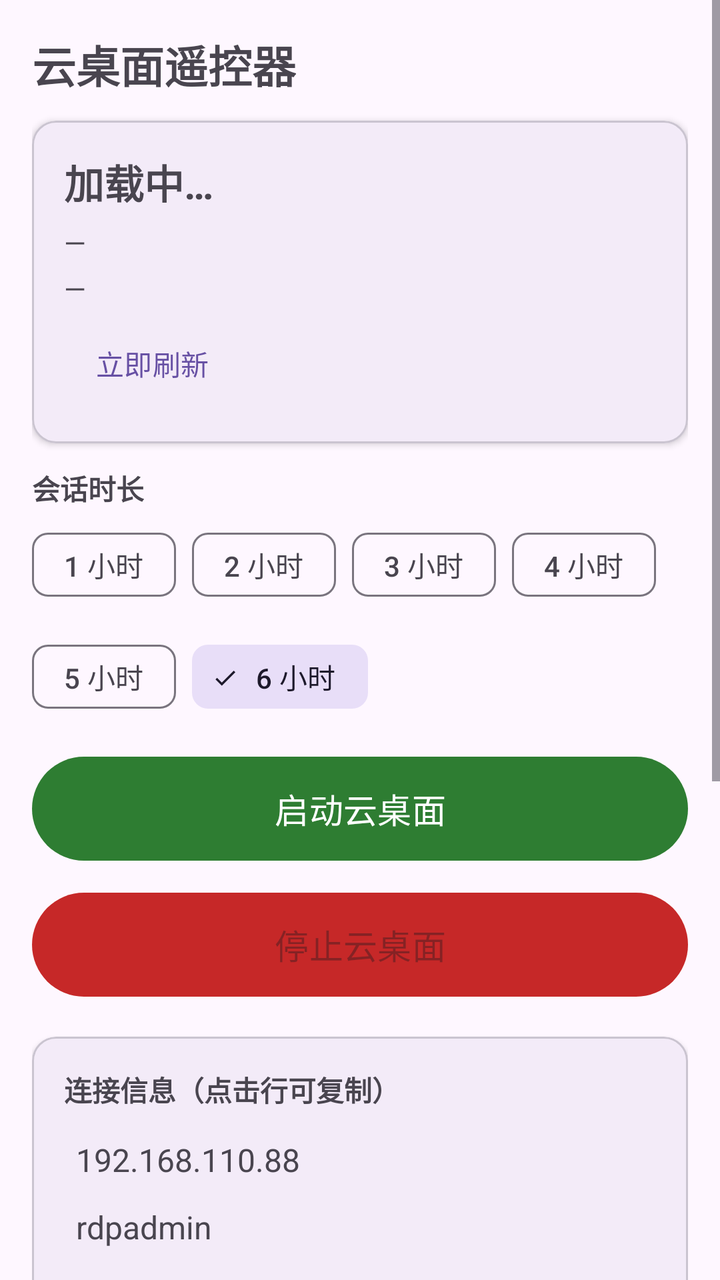
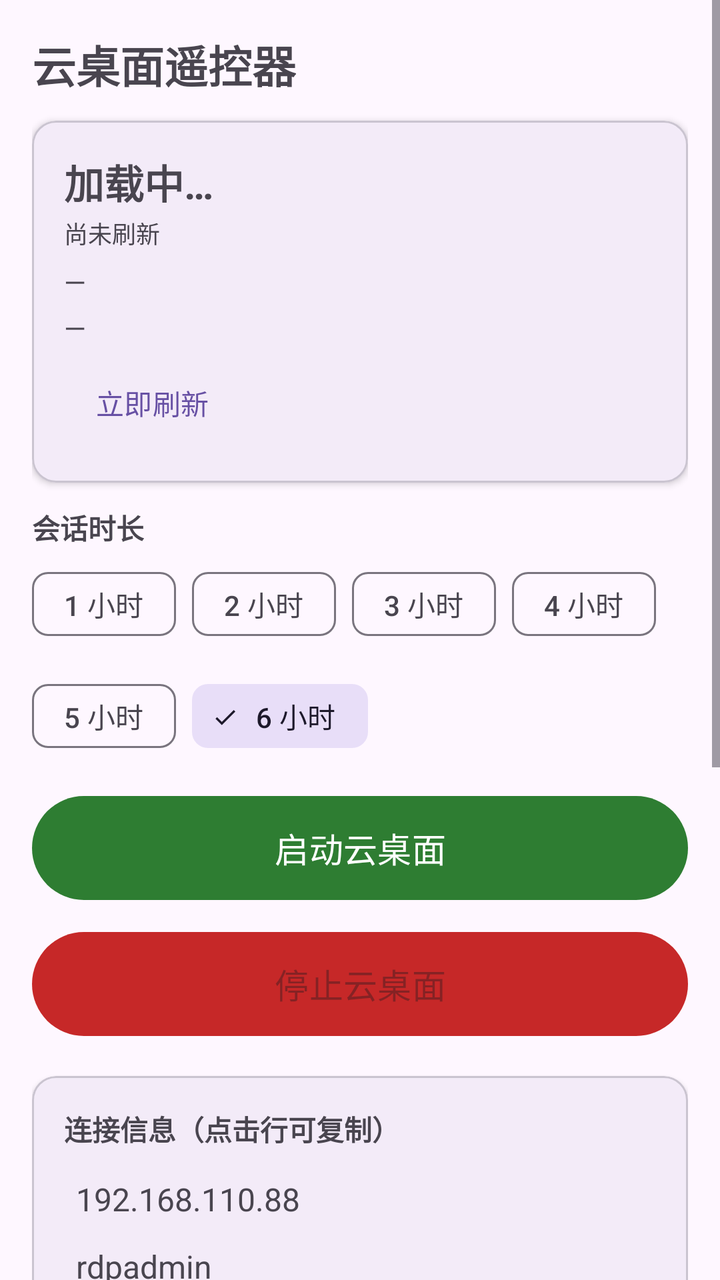

Two renders of the same Android screen: before a commit and after it. Below are the layout's source before the change and the commit's diff.
<!-- AndroidManifest.xml: application theme Theme.Controller -->
<!-- res/layout/activity_main.xml -->
<?xml version="1.0" encoding="utf-8"?>
<ScrollView xmlns:android="http://schemas.android.com/apk/res/android"
    xmlns:app="http://schemas.android.com/apk/res-auto"
    android:layout_width="match_parent"
    android:layout_height="match_parent"
    android:fillViewport="true">

    <LinearLayout
        android:layout_width="match_parent"
        android:layout_height="wrap_content"
        android:orientation="vertical"
        android:padding="16dp">

        <TextView
            android:layout_width="wrap_content"
            android:layout_height="wrap_content"
            android:text="@string/app_name"
            android:textSize="22sp"
            android:textStyle="bold"
            android:layout_marginBottom="12dp" />

        
        <com.google.android.material.card.MaterialCardView
            android:layout_width="match_parent"
            android:layout_height="wrap_content"
            app:cardCornerRadius="12dp"
            app:cardElevation="2dp"
            android:layout_marginBottom="12dp">

            <LinearLayout
                android:layout_width="match_parent"
                android:layout_height="wrap_content"
                android:orientation="vertical"
                android:padding="16dp">

                <TextView
                    android:id="@+id/tvStatus"
                    android:layout_width="wrap_content"
                    android:layout_height="wrap_content"
                    android:textSize="20sp"
                    android:textStyle="bold"
                    android:text="加载中…" />

                <TextView
                    android:id="@+id/tvElapsed"
                    android:layout_width="wrap_content"
                    android:layout_height="wrap_content"
                    android:layout_marginTop="6dp"
                    android:textSize="14sp"
                    android:text="—" />

                <TextView
                    android:id="@+id/tvRemaining"
                    android:layout_width="wrap_content"
                    android:layout_height="wrap_content"
                    android:layout_marginTop="4dp"
                    android:textSize="14sp"
                    android:text="—" />

                <com.google.android.material.button.MaterialButton
                    android:id="@+id/btnRefresh"
                    style="@style/Widget.Material3.Button.TextButton"
                    android:layout_width="wrap_content"
                    android:layout_height="wrap_content"
                    android:layout_marginTop="4dp"
                    android:text="立即刷新" />
            </LinearLayout>
        </com.google.android.material.card.MaterialCardView>

        
        <TextView
            android:layout_width="wrap_content"
            android:layout_height="wrap_content"
            android:text="会话时长"
            android:textSize="14sp"
            android:textStyle="bold"
            android:layout_marginBottom="4dp" />

        <com.google.android.material.chip.ChipGroup
            android:id="@+id/chipGroup"
            android:layout_width="match_parent"
            android:layout_height="wrap_content"
            app:singleSelection="true"
            app:selectionRequired="true">

            <com.google.android.material.chip.Chip
                android:id="@+id/chip1"
                style="@style/Widget.Material3.Chip.Filter"
                android:layout_width="wrap_content"
                android:layout_height="wrap_content"
                android:text="1 小时" />

            <com.google.android.material.chip.Chip
                android:id="@+id/chip2"
                style="@style/Widget.Material3.Chip.Filter"
                android:layout_width="wrap_content"
                android:layout_height="wrap_content"
                android:text="2 小时" />

            <com.google.android.material.chip.Chip
                android:id="@+id/chip3"
                style="@style/Widget.Material3.Chip.Filter"
                android:layout_width="wrap_content"
                android:layout_height="wrap_content"
                android:text="3 小时" />

            <com.google.android.material.chip.Chip
                android:id="@+id/chip4"
                style="@style/Widget.Material3.Chip.Filter"
                android:layout_width="wrap_content"
                android:layout_height="wrap_content"
                android:text="4 小时" />

            <com.google.android.material.chip.Chip
                android:id="@+id/chip5"
                style="@style/Widget.Material3.Chip.Filter"
                android:layout_width="wrap_content"
                android:layout_height="wrap_content"
                android:text="5 小时" />

            <com.google.android.material.chip.Chip
                android:id="@+id/chip6"
                style="@style/Widget.Material3.Chip.Filter"
                android:layout_width="wrap_content"
                android:layout_height="wrap_content"
                android:checked="true"
                android:text="6 小时" />
        </com.google.android.material.chip.ChipGroup>

        
        <com.google.android.material.button.MaterialButton
            android:id="@+id/btnStart"
            android:layout_width="match_parent"
            android:layout_height="60dp"
            android:layout_marginTop="12dp"
            android:text="启动云桌面"
            android:textSize="17sp"
            app:backgroundTint="#2E7D32" />

        <com.google.android.material.button.MaterialButton
            android:id="@+id/btnStop"
            android:layout_width="match_parent"
            android:layout_height="60dp"
            android:layout_marginTop="8dp"
            android:enabled="false"
            android:text="停止云桌面"
            android:textSize="17sp"
            app:backgroundTint="#C62828" />

        
        <com.google.android.material.card.MaterialCardView
            android:layout_width="match_parent"
            android:layout_height="wrap_content"
            app:cardCornerRadius="12dp"
            app:cardElevation="2dp"
            android:layout_marginTop="16dp">

            <LinearLayout
                android:layout_width="match_parent"
                android:layout_height="wrap_content"
                android:orientation="vertical"
                android:padding="16dp">

                <TextView
                    android:layout_width="wrap_content"
                    android:layout_height="wrap_content"
                    android:text="连接信息（点击行可复制）"
                    android:textSize="14sp"
                    android:textStyle="bold" />

                <TextView
                    android:id="@+id/tvIp"
                    android:layout_width="wrap_content"
                    android:layout_height="wrap_content"
                    android:layout_marginTop="8dp"
                    android:padding="6dp"
                    android:text="192.168.110.88"
                    android:textIsSelectable="true"
                    android:textSize="16sp" />

                <TextView
                    android:id="@+id/tvUser"
                    android:layout_width="wrap_content"
                    android:layout_height="wrap_content"
                    android:padding="6dp"
                    android:text="rdpadmin"
                    android:textIsSelectable="true"
                    android:textSize="16sp" />

                <TextView
                    android:id="@+id/tvPwd"
                    android:layout_width="wrap_content"
                    android:layout_height="wrap_content"
                    android:padding="6dp"
                    android:text="密码：点击复制"
                    android:textSize="16sp" />
            </LinearLayout>
        </com.google.android.material.card.MaterialCardView>

        
        <com.google.android.material.card.MaterialCardView
            android:layout_width="match_parent"
            android:layout_height="wrap_content"
            app:cardCornerRadius="12dp"
            app:cardElevation="2dp"
            android:layout_marginTop="12dp">

            <LinearLayout
                android:layout_width="match_parent"
                android:layout_height="wrap_content"
                android:orientation="vertical"
                android:padding="16dp">

                <TextView
                    android:id="@+id/tvLinkTitle"
                    android:layout_width="match_parent"
                    android:layout_height="wrap_content"
                    android:text="AI 助手连接提示词"
                    android:textSize="14sp"
                    android:textStyle="bold" />

                
                <TextView
                    android:id="@+id/tvLinkState"
                    android:layout_width="match_parent"
                    android:layout_height="wrap_content"
                    android:layout_marginTop="8dp"
                    android:textSize="16sp"
                    android:textStyle="bold" />

                <TextView
                    android:id="@+id/tvLinkInfo"
                    android:layout_width="match_parent"
                    android:layout_height="wrap_content"
                    android:layout_marginTop="6dp"
                    android:text="尚未同步"
                    android:textSize="12sp" />

                <TextView
                    android:id="@+id/tvLinkMcp"
                    android:layout_width="match_parent"
                    android:layout_height="wrap_content"
                    android:layout_marginTop="8dp"
                    android:padding="6dp"
                    android:text="MCP 地址：—"
                    android:textIsSelectable="true"
                    android:textSize="14sp" />

                <TextView
                    android:id="@+id/tvLinkToken"
                    android:layout_width="match_parent"
                    android:layout_height="wrap_content"
                    android:padding="6dp"
                    android:text="Bearer Token：—"
                    android:textIsSelectable="true"
                    android:textSize="14sp" />

                <com.google.android.material.button.MaterialButton
                    android:id="@+id/btnCopyPrompt"
                    android:layout_width="match_parent"
                    android:layout_height="wrap_content"
                    android:layout_marginTop="8dp"
                    android:enabled="false"
                    android:text="复制完整提示词" />

                <com.google.android.material.button.MaterialButton
                    android:id="@+id/btnRefreshLink"
                    style="@style/Widget.Material3.Button.TextButton"
                    android:layout_width="wrap_content"
                    android:layout_height="wrap_content"
                    android:layout_gravity="end"
                    android:text="刷新连接信息" />
            </LinearLayout>
        </com.google.android.material.card.MaterialCardView>

        <com.google.android.material.button.MaterialButton
            android:id="@+id/btnSettings"
            style="@style/Widget.Material3.Button.TextButton"
            android:layout_width="wrap_content"
            android:layout_height="wrap_content"
            android:layout_gravity="center_horizontal"
            android:layout_marginTop="8dp"
            android:text="设置" />

    </LinearLayout>
</ScrollView>
<!-- resources referenced by this layout -->
<resources>
  <string name="app_name">云桌面遥控器</string>
  <style name="Theme.Controller" parent="Theme.Material3.DayNight.NoActionBar" />
</resources>

<!-- the commit's change to res/layout/activity_main.xml (unified diff, before → after) -->
@@ -41,6 +41,15 @@
                     android:textStyle="bold"
                     android:text="加载中…" />
 
+                
+                <TextView
+                    android:id="@+id/tvLastUpdate"
+                    android:layout_width="wrap_content"
+                    android:layout_height="wrap_content"
+                    android:layout_marginTop="2dp"
+                    android:textSize="12sp"
+                    android:text="尚未刷新" />
+
                 <TextView
                     android:id="@+id/tvElapsed"
                     android:layout_width="wrap_content"
